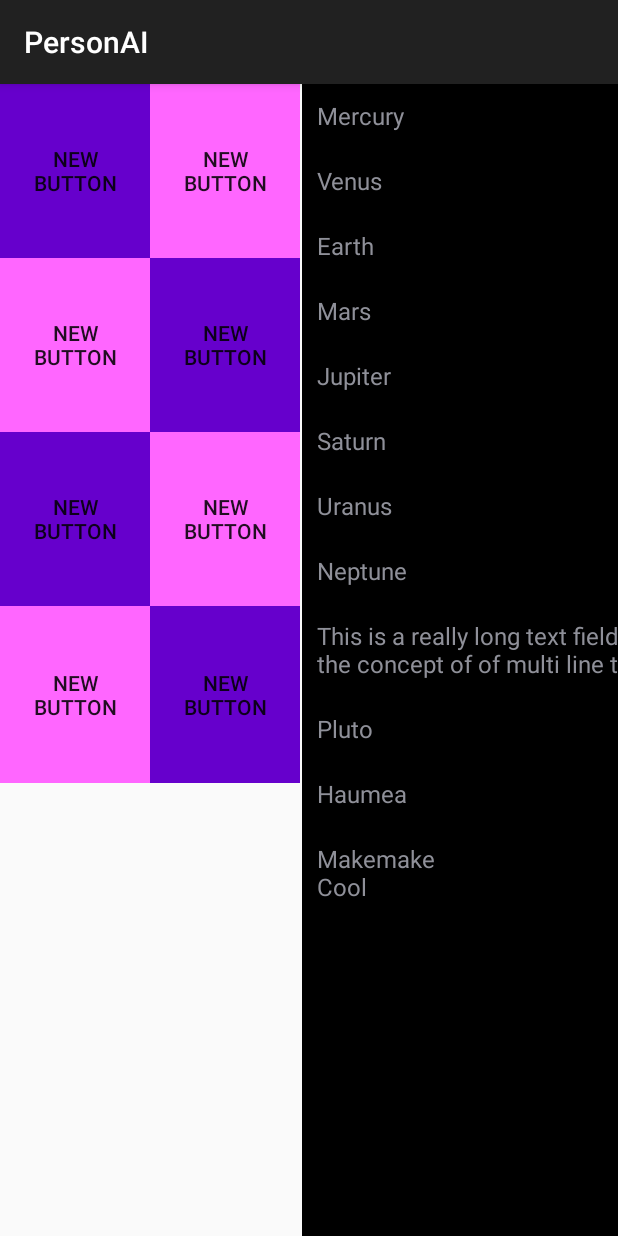
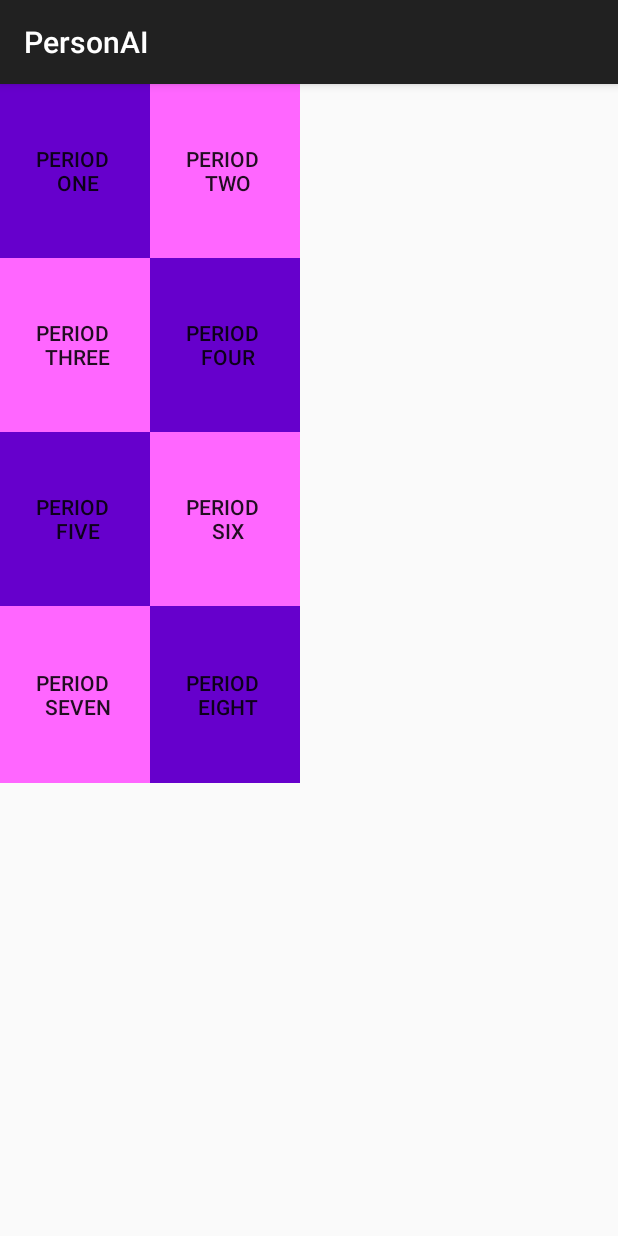
Before and after one commit to jaberrio/PersonAI2, an Android app: the fragment OverviewLand shown on its own in the app's theme, on a phone screen of 412 x 824 dp. Run offline under Robolectric (Android 15) with nearby library versions, the phone set to English and light mode, and no system bars.

Commit message:
Fixed DataBase Refresh

```diff
--- a/app/src/main/java/org/jaberrio/personai2/OverviewLand.java
+++ b/app/src/main/java/org/jaberrio/personai2/OverviewLand.java
@@ -14,6 +14,7 @@ import android.widget.CalendarView;
 import android.widget.ListView;
 import android.widget.TextView;
 import android.widget.Toast;
+import java.util.Calendar;
 
 import java.util.ArrayList;
 import java.util.Arrays;
@@ -24,25 +25,21 @@ public class OverviewLand extends Fragment implements View.OnClickListener {
     @Nullable
     @Override
     public View onCreateView(LayoutInflater inflater, ViewGroup container, Bundle savedInstanceState) {
-        final View view = inflater.inflate(R.layout.fragment_overview_land, container, false);
+        final View viewRoot = inflater.inflate(R.layout.fragment_overview_land, container, false);
 
-        final Button ament0 = (Button)view.findViewById(R.id.ament0);
-        final Button ament1 = (Button)view.findViewById(R.id.ament1);
-        final Button ament2 = (Button)view.findViewById(R.id.ament2);
-        final Button ament3 = (Button)view.findViewById(R.id.ament3);
-        final Button ament4 = (Button)view.findViewById(R.id.ament4);
-        final Button ament5 = (Button)view.findViewById(R.id.ament5);
-        final Button ament6 = (Button)view.findViewById(R.id.ament6);
-        final Button ament7 = (Button)view.findViewById(R.id.ament7);
+        final Button ament0 = (Button)viewRoot.findViewById(R.id.ament0);
+        final Button ament1 = (Button)viewRoot.findViewById(R.id.ament1);
+        final Button ament2 = (Button)viewRoot.findViewById(R.id.ament2);
+        final Button ament3 = (Button)viewRoot.findViewById(R.id.ament3);
+        final Button ament4 = (Button)viewRoot.findViewById(R.id.ament4);
+        final Button ament5 = (Button)viewRoot.findViewById(R.id.ament5);
+        final Button ament6 = (Button)viewRoot.findViewById(R.id.ament6);
+        final Button ament7 = (Button)viewRoot.findViewById(R.id.ament7);
 
-        Context context = getActivity().getApplicationContext();
-        DataBaseManager db = new DataBaseManager();
+        CalendarView cV = (CalendarView)viewRoot.findViewById(R.id.calendarViewItem);
+        final TextView date = (TextView)viewRoot.findViewById(R.id.date);
 
-        ListView mainListView ;
-        ArrayAdapter<String> listAdapter ;
-
-        CalendarView cV = (CalendarView)view.findViewById(R.id.calendarViewItem);
-        final TextView date = (TextView)view.findViewById(R.id.date);
+        final Context context = getActivity().getApplicationContext();
 
         ament0.setOnClickListener(this);
         ament1.setOnClickListener(this);
@@ -65,42 +62,24 @@ public class OverviewLand extends Fragment implements View.OnClickListener {
         cV.setOnDateChangeListener(new CalendarView.OnDateChangeListener() {
             @Override
             public void onSelectedDayChange(CalendarView view, int year, int month, int dayOfMonth) {
-                date.setText(String.valueOf(year) + "/" + String.valueOf(month + 1) + "/" + String.valueOf(dayOfMonth));
+            Calendar rightNow = Calendar.getInstance();
+            date.setText(String.valueOf(year) + "/" + String.valueOf(month + 1) + "/" + String.valueOf(dayOfMonth)
+                + "\n" + rightNow.get(Calendar.YEAR) + "/"
+                + rightNow.get(Calendar.MONTH) + "/"
+                + rightNow.get(Calendar.DAY_OF_MONTH));
+
+                Refresh refresh = new Refresh();
+                refresh.listDisplayRrefesh(viewRoot, context);
             }
         });
 
-        mainListView = (ListView)view.findViewById(R.id.listTo);
-
-        String[] planets = new String[] { "Mercury", "Venus", "Earth", "Mars",
-                "Jupiter", "Saturn", "Uranus", "Neptune"};
-        ArrayList<String> planetList = new ArrayList<String>();
-        planetList.addAll( Arrays.asList(planets) );
-
-        // Create ArrayAdapter using the planet list.
-        listAdapter = new ArrayAdapter<String>(context, R.layout.list_today, planetList);
-
-        // Add more planets.
-        listAdapter.add( "This is a really long text field to prove the concept of of multi line things" );
-        listAdapter.add( "Pluto" );
-        listAdapter.add("Haumea" );
-        listAdapter.add("Makemake" + "\n" + "Cool" );
-        listAdapter.add(db.readSavedData(context));
-
-
-        mainListView.setBackgroundColor(Color.BLACK);
-
-        // Set the ArrayAdapter as the ListView's adapter.
-        mainListView.setAdapter(listAdapter);
-
-
-        return view;
+        return viewRoot;
     }
-
 
     @Override
     public void onClick(View v) {
 
-        String[] data = new String[10];
+        String[] data = new String[7];
 
         data[0] = String.valueOf(System.currentTimeMillis());
         data[1] = "Math Project Textbook";
@@ -113,10 +92,12 @@ public class OverviewLand extends Fragment implements View.OnClickListener {
         Context context = getActivity().getApplicationContext();
 
         DataBaseManager db = new DataBaseManager();
-        db.writeData(context,data);
+        db.writeData(context, data, "data.dat");
 
         Toast finishedLoad = Toast.makeText(context, "Done Writing Information", Toast.LENGTH_SHORT);
         finishedLoad.show();
 
+
+
     }
 }
--- a/app/src/main/res/layout/fragment_overview_land.xml
+++ b/app/src/main/res/layout/fragment_overview_land.xml
@@ -84,7 +84,7 @@
                 style="?android:attr/buttonStyleSmall"
                 android:layout_width="100dp"
                 android:layout_height="116dp"
-                android:text="New Button"
+                android:text="Period \n One"
                 android:id="@+id/ament0"
                 android:layout_column="0" />
 
@@ -92,7 +92,7 @@
                 style="?android:attr/buttonStyleSmall"
                 android:layout_width="100dp"
                 android:layout_height="116dp"
-                android:text="New Button"
+                android:text="Period \n Two"
                 android:id="@+id/ament1"
                 android:layout_column="1" />
 
@@ -106,7 +106,7 @@
                 style="?android:attr/buttonStyleSmall"
                 android:layout_width="100dp"
                 android:layout_height="116dp"
-                android:text="New Button"
+                android:text="Period \n Three"
                 android:id="@+id/ament2"
                 android:layout_column="0" />
 
@@ -114,7 +114,7 @@
                 style="?android:attr/buttonStyleSmall"
                 android:layout_width="100dp"
                 android:layout_height="116dp"
-                android:text="New Button"
+                android:text="Period \n Four"
                 android:id="@+id/ament3"
                 android:layout_column="1" />
         </TableRow>
@@ -127,7 +127,7 @@
                 style="?android:attr/buttonStyleSmall"
                 android:layout_width="100dp"
                 android:layout_height="116dp"
-                android:text="New Button"
+                android:text="Period \n Five"
                 android:id="@+id/ament4"
                 android:layout_column="0" />
 
@@ -135,9 +135,10 @@
                 style="?android:attr/buttonStyleSmall"
                 android:layout_width="100dp"
                 android:layout_height="116dp"
-                android:text="New Button"
+                android:text="Period \n Six"
                 android:id="@+id/ament5"
                 android:layout_column="1" />
+
         </TableRow>
 
         <TableRow
@@ -148,7 +149,7 @@
                 style="?android:attr/buttonStyleSmall"
                 android:layout_width="100dp"
                 android:layout_height="118dp"
-                android:text="New Button"
+                android:text="Period \n Seven"
                 android:id="@+id/ament6"
                 android:layout_column="0" />
 
@@ -156,7 +157,7 @@
                 style="?android:attr/buttonStyleSmall"
                 android:layout_width="100dp"
                 android:layout_height="118dp"
-                android:text="New Button"
+                android:text="Period \n Eight"
                 android:id="@+id/ament7"
                 android:layout_column="1" />
         </TableRow>
@@ -171,9 +172,9 @@
         android:layout_marginLeft="200dp">
 
         <ListView
-            android:layout_width="297dp"
+            android:layout_width="300dp"
             android:layout_height="match_parent"
-            android:id="@+id/listTo"
+            android:id="@+id/listEvents"
             android:layout_gravity="center"
             android:layout_column="2" />
     </FrameLayout>
```
Also changed, not shown: app/src/main/java/org/jaberrio/personai2/DataBaseManager.java (+12 -11 lines), app/src/main/java/org/jaberrio/personai2/Refresh.java (added, +39 -0 lines), 3 other files.
